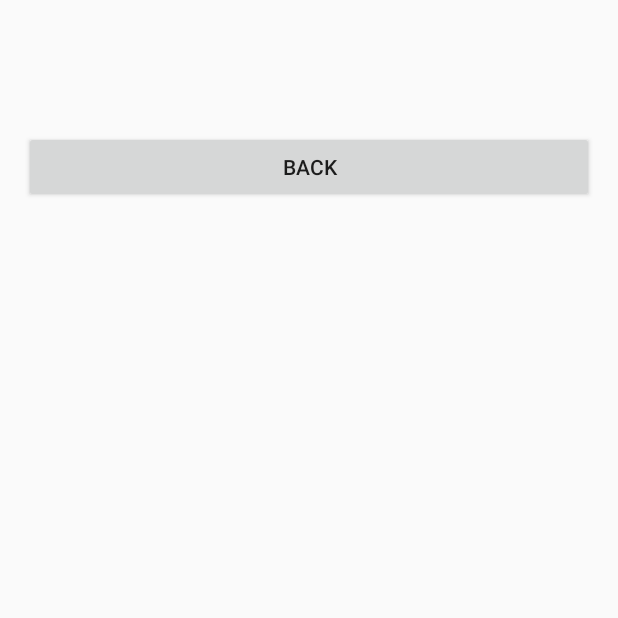
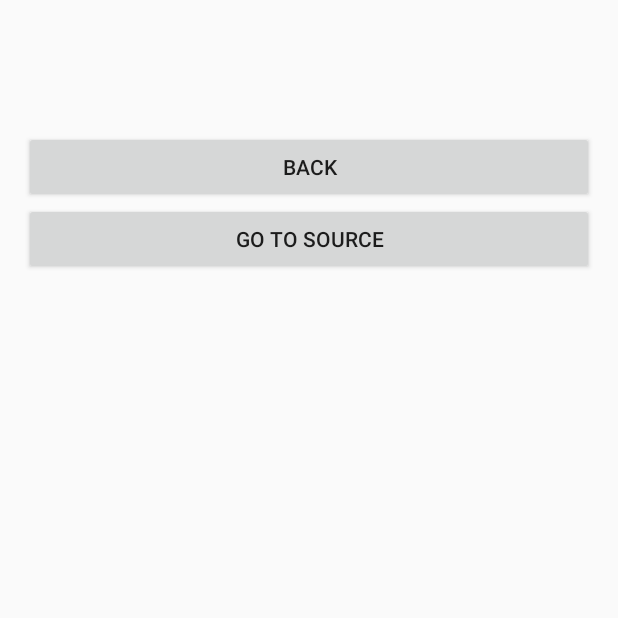
Before and after one commit to dari1495/rssreader, an Android app: the detailActivity screen opened directly, with no data from a screen before it, on a phone screen of 412 x 824 dp, the top half of it. Run offline under Robolectric (Android 15) with nearby library versions, the phone set to English and light mode, and no system bars; 3 statements that could not run were skipped.

Commit message:
added icon and go to source button

```diff
--- a/app/src/main/AndroidManifest.xml
+++ b/app/src/main/AndroidManifest.xml
@@ -7,7 +7,7 @@
 
     <application
         android:allowBackup="true"
-        android:icon="@drawable/feed28x28"
+        android:icon="@mipmap/ic_launcher"
         android:label="@string/app_name"
         android:supportsRtl="true"
         android:theme="@style/Theme.AppCompat.Light.NoActionBar">
--- a/app/src/main/res/layout/activity_detail.xml
+++ b/app/src/main/res/layout/activity_detail.xml
@@ -43,5 +43,12 @@
             android:layout_height="wrap_content"
             android:id="@+id/button_back"
             android:onClick="goBack" />
+
+        <Button
+            android:text="Go to source"
+            android:layout_width="match_parent"
+            android:layout_height="wrap_content"
+            android:id="@+id/button_link"
+            android:onClick="goToSource" />
     </LinearLayout>
 </RelativeLayout>
--- a/app/src/main/res/layout/activity_main.xml
+++ b/app/src/main/res/layout/activity_main.xml
@@ -39,6 +39,7 @@
                     android:drawableRight="@drawable/feed28x28"
                     android:background="?attr/selectableItemBackground"
                     android:text=""
+                    android:textAlignment="gravity"
                     android:gravity="right"
                     android:paddingLeft="16dp"
                     android:paddingRight="16dp"
```
Also changed, not shown: app/src/main/java/mapexam/rssreader/detailActivity.java (+12 -1 lines), app/src/main/res/mipmap-hdpi/ic_launcher.png, app/src/main/res/mipmap-mdpi/ic_launcher.png, app/src/main/res/mipmap-xhdpi/ic_launcher.png, app/src/main/res/mipmap-xxhdpi/ic_launcher.png, app/src/main/res/mipmap-xxxhdpi/ic_launcher.png.
